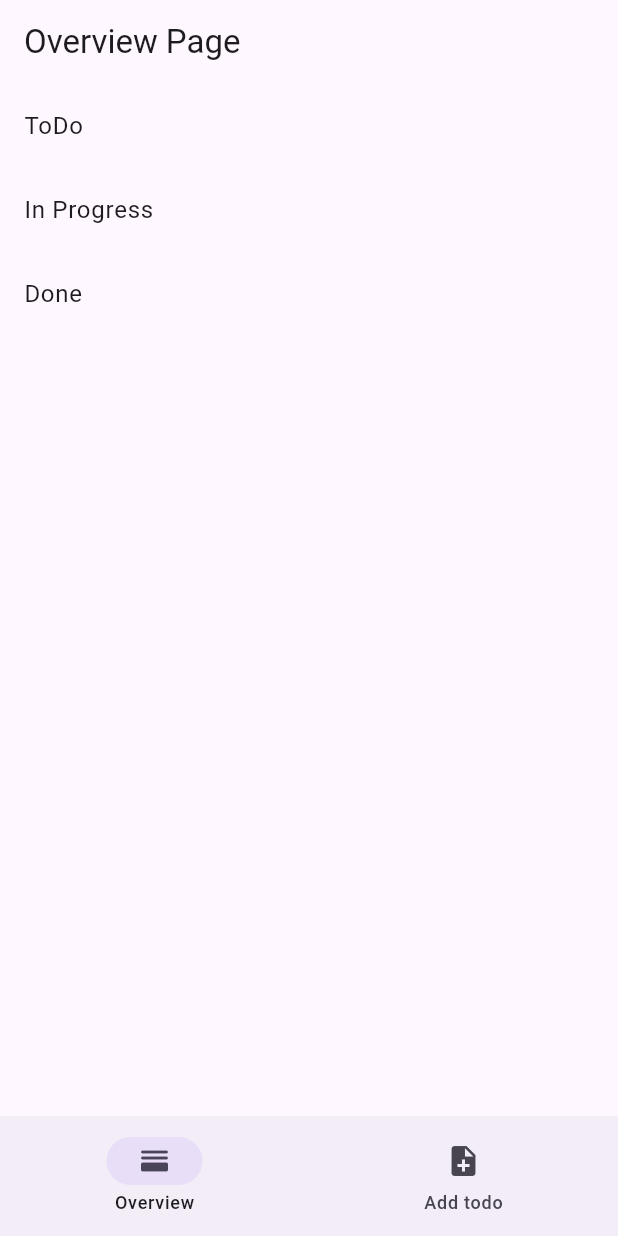
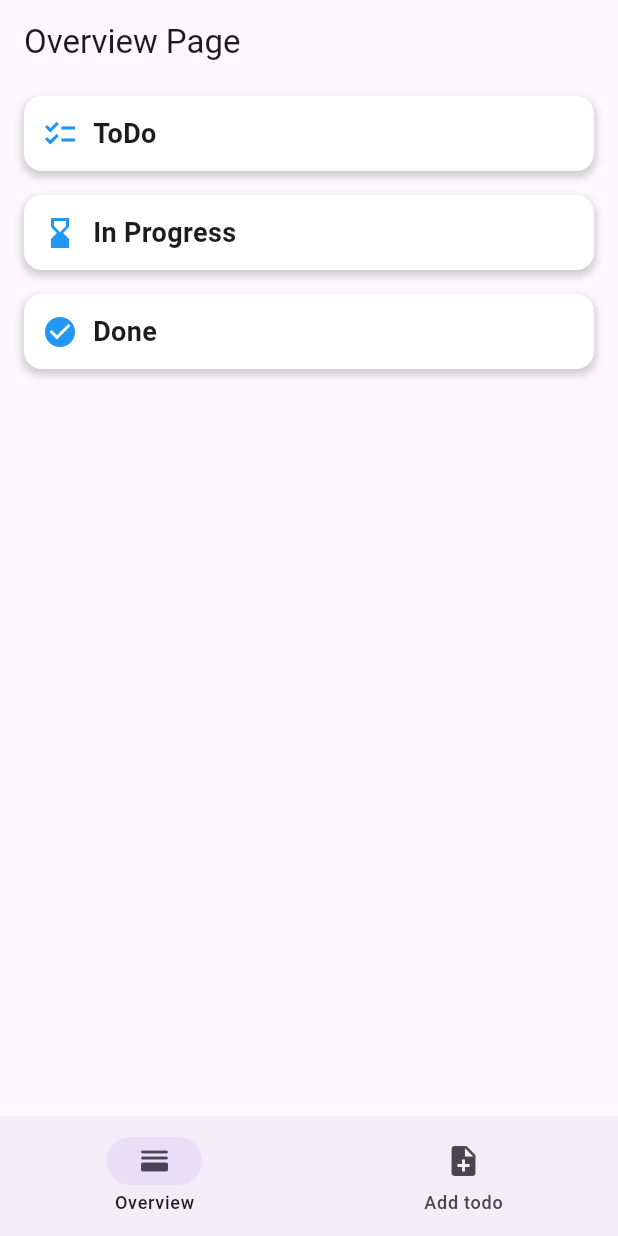
Before and after one commit to ernestocarocca/todo_app_project, a Flutter app: the screen it shows after launch, on a phone screen of 412 x 824 dp. Run offline on Flutter 3.47's test engine with Material 3 defaults, Android fonts, the phone set to English and light mode, and no system bars.

Commit message:
nav on overview, styling added alternetivs

```diff
--- a/lib/pages/addtodo_page.dart
+++ b/lib/pages/addtodo_page.dart
@@ -6,6 +6,10 @@ class AddTodoPage extends StatelessWidget {
 
   @override
   Widget build(BuildContext context) {
-    return const Center(child: Text('Add ToDo Page'),);
+    return const Scaffold(
+
+    );
+
+
   }
 }
--- a/lib/pages/overview_page.dart
+++ b/lib/pages/overview_page.dart
@@ -1,4 +1,7 @@
 import 'package:flutter/material.dart';
+import 'package:todo_app_project/pages/todo_page.dart';
+import 'package:todo_app_project/pages/inprogress_page.dart';
+import 'package:todo_app_project/pages/done_page.dart';
 
 
 class OverviewPage extends StatelessWidget {
@@ -8,22 +11,60 @@ class OverviewPage extends StatelessWidget {
   Widget build(BuildContext context) {
     return Scaffold(
       appBar: AppBar(
-        title: Text('Overview Page'),
+        title: const Text('Overview Page'),
       ),
-      body: ListView(
-        children: const [
-          ListTile(
-            title: Text('ToDo'),
-
-          ),
-          ListTile(
-            title: Text('In Progress'),
-          ),
-          ListTile(
-            title: Text('Done'),
-          ),
+      body: Column(
+        crossAxisAlignment: CrossAxisAlignment.stretch,
+        children: [
+          _buildButton(context, 'ToDo', Icons.checklist, const ToDoPage()),
+          _buildButton(
+              context, 'In Progress', Icons.hourglass_bottom, const InProgressPage()),
+          _buildButton(context, 'Done', Icons.check_circle, const DonePage()),
         ],
       ),
     );
   }
+
+  Widget _buildButton(
+      BuildContext context, String title, IconData icon, Widget destination) {
+    return Padding(
+      padding: const EdgeInsets.symmetric(vertical: 8, horizontal: 16),
+      child: InkWell(
+        onTap: () {
+          Navigator.push(
+            context,
+            MaterialPageRoute(
+              builder: (BuildContext context) => destination,
+            ),
+          );
+        },
+        child: Container(
+          padding: const EdgeInsets.all(12),
+          decoration: BoxDecoration(
+            color: Colors.white,
+            boxShadow: [
+              BoxShadow(
+                color: Colors.grey.withOpacity(0.5),
+                spreadRadius: 1,
+                blurRadius: 4,
+                offset: const Offset(0, 3),
+              ),
+            ],
+            borderRadius: BorderRadius.circular(12),
+          ),
+          child: Row(
+            mainAxisAlignment: MainAxisAlignment.start,
+            children: [
+              Icon(icon, color: Colors.blue),
+              const SizedBox(width: 10),
+              Text(
+                title,
+                style: const TextStyle(fontSize: 18, fontWeight: FontWeight.bold),
+              ),
+            ],
+          ),
+        ),
+      ),
+    );
+  }
 }
```
Also changed, not shown: lib/pages/done_page.dart (+16 -0 lines), lib/pages/inprogress_page.dart (+17 -0 lines), lib/pages/todo_page.dart (+8 -8 lines).
